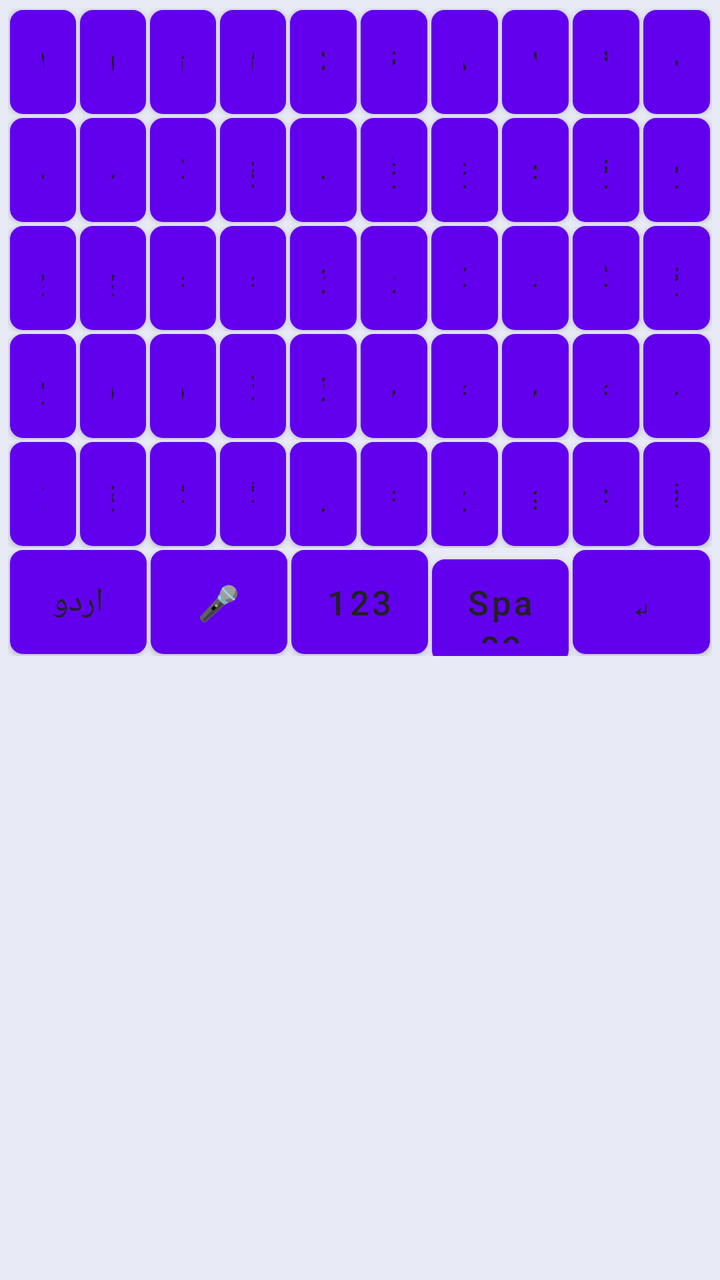
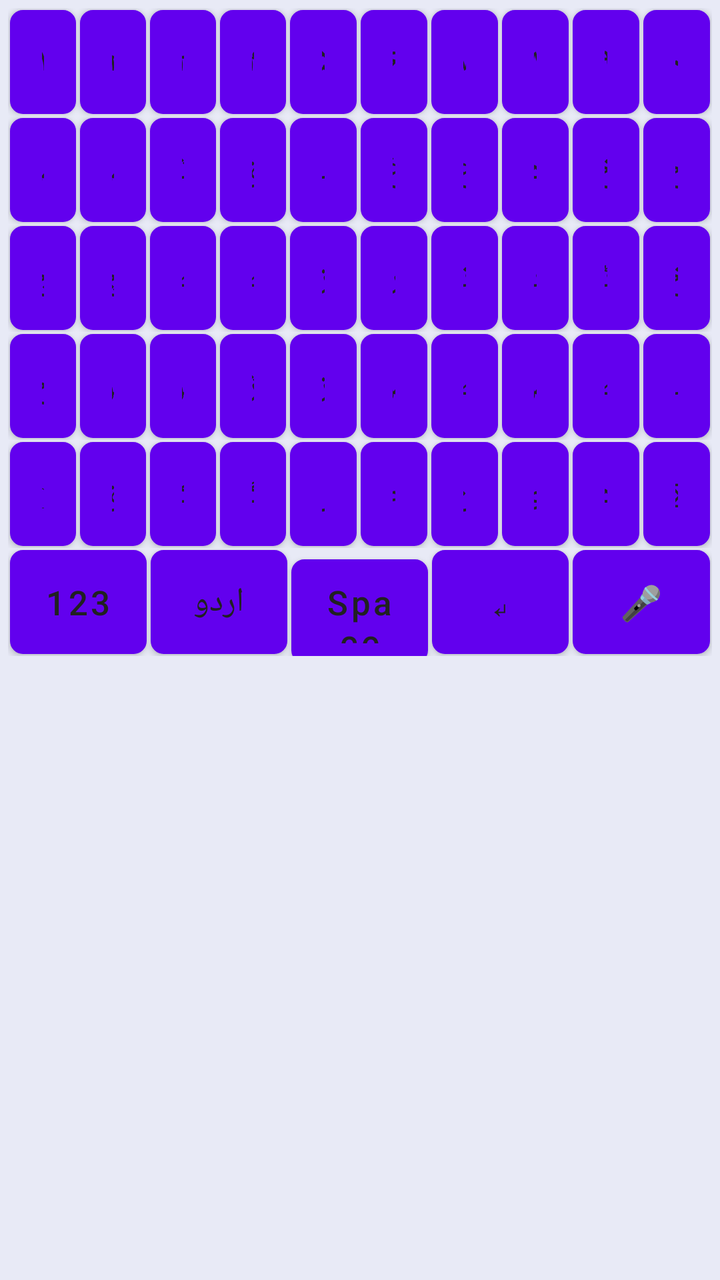

The first picture is an Android layout as it rendered before a commit; the second is the same layout after the commit. The layout source and the unified diff follow.
<!-- AndroidManifest.xml: fallback theme Theme.MaterialComponents.DayNight.NoActionBar -->
<!-- res/layout/keyboard_urdu.xml -->
<?xml version="1.0" encoding="utf-8"?>
<LinearLayout xmlns:android="http://schemas.android.com/apk/res/android"
    android:layout_width="match_parent"
    android:layout_height="wrap_content"
    android:background="#E8EAF6"
    android:clipToPadding="false"
    android:fitsSystemWindows="true"
    android:orientation="vertical"
    android:padding="4dp">

    <LinearLayout
        android:layout_width="match_parent"
        android:layout_height="wrap_content"
        android:orientation="horizontal">

        <Button android:id="@+id/urdu_key_num_1" style="@style/KeyboardButton" android:text="۱" />
        <Button android:id="@+id/urdu_key_num_2" style="@style/KeyboardButton" android:text="۲" />
        <Button android:id="@+id/urdu_key_num_3" style="@style/KeyboardButton" android:text="۳" />
        <Button android:id="@+id/urdu_key_num_4" style="@style/KeyboardButton" android:text="۴" />
        <Button android:id="@+id/urdu_key_num_5" style="@style/KeyboardButton" android:text="۵" />
        <Button android:id="@+id/urdu_key_num_6" style="@style/KeyboardButton" android:text="۶" />
        <Button android:id="@+id/urdu_key_num_7" style="@style/KeyboardButton" android:text="۷" />
        <Button android:id="@+id/urdu_key_num_8" style="@style/KeyboardButton" android:text="۸" />
        <Button android:id="@+id/urdu_key_num_9" style="@style/KeyboardButton" android:text="۹" />
        <Button android:id="@+id/urdu_key_num_0" style="@style/KeyboardButton" android:text="۰" />
    </LinearLayout>

    <LinearLayout
        android:layout_width="match_parent"
        android:layout_height="wrap_content"
        android:orientation="horizontal">

        <Button android:id="@+id/urdu_key_1" style="@style/KeyboardButton" android:text="ض" />
        <Button android:id="@+id/urdu_key_2" style="@style/KeyboardButton" android:text="ص" />
        <Button android:id="@+id/urdu_key_3" style="@style/KeyboardButton" android:text="ث" />
        <Button android:id="@+id/urdu_key_4" style="@style/KeyboardButton" android:text="ق" />
        <Button android:id="@+id/urdu_key_5" style="@style/KeyboardButton" android:text="ف" />
        <Button android:id="@+id/urdu_key_6" style="@style/KeyboardButton" android:text="غ" />
        <Button android:id="@+id/urdu_key_7" style="@style/KeyboardButton" android:text="ع" />
        <Button android:id="@+id/urdu_key_8" style="@style/KeyboardButton" android:text="ہ" />
        <Button android:id="@+id/urdu_key_9" style="@style/KeyboardButton" android:text="خ" />
        <Button android:id="@+id/urdu_key_10" style="@style/KeyboardButton" android:text="ح" />
    </LinearLayout>

    <LinearLayout
        android:layout_width="match_parent"
        android:layout_height="wrap_content"
        android:orientation="horizontal">

        <Button android:id="@+id/urdu_key_11" style="@style/KeyboardButton" android:text="ج" />
        <Button android:id="@+id/urdu_key_12" style="@style/KeyboardButton" android:text="چ" />
        <Button android:id="@+id/urdu_key_13" style="@style/KeyboardButton" android:text="ظ" />
        <Button android:id="@+id/urdu_key_14" style="@style/KeyboardButton" android:text="ط" />
        <Button android:id="@+id/urdu_key_15" style="@style/KeyboardButton" android:text="ز" />
        <Button android:id="@+id/urdu_key_16" style="@style/KeyboardButton" android:text="ر" />
        <Button android:id="@+id/urdu_key_17" style="@style/KeyboardButton" android:text="ذ" />
        <Button android:id="@+id/urdu_key_18" style="@style/KeyboardButton" android:text="د" />
        <Button android:id="@+id/urdu_key_19" style="@style/KeyboardButton" android:text="ڈ" />
        <Button android:id="@+id/urdu_key_20" style="@style/KeyboardButton" android:text="خ" />
    </LinearLayout>

    <LinearLayout
        android:layout_width="match_parent"
        android:layout_height="wrap_content"
        android:orientation="horizontal">

        <Button android:id="@+id/urdu_key_21" style="@style/KeyboardButton" android:text="ح" />
        <Button android:id="@+id/urdu_key_22" style="@style/KeyboardButton" android:text="ش" />
        <Button android:id="@+id/urdu_key_23" style="@style/KeyboardButton" android:text="س" />
        <Button android:id="@+id/urdu_key_24" style="@style/KeyboardButton" android:text="ژ" />
        <Button android:id="@+id/urdu_key_25" style="@style/KeyboardButton" android:text="ز" />
        <Button android:id="@+id/urdu_key_26" style="@style/KeyboardButton" android:text="ص" />
        <Button android:id="@+id/urdu_key_27" style="@style/KeyboardButton" android:text="ط" />
        <Button android:id="@+id/urdu_key_28" style="@style/KeyboardButton" android:text="ض" />
        <Button android:id="@+id/urdu_key_29" style="@style/KeyboardButton" android:text="ظ" />
        <Button android:id="@+id/urdu_key_30" style="@style/KeyboardButton" android:text="ف" />
    </LinearLayout>

    <LinearLayout
        android:layout_width="match_parent"
        android:layout_height="wrap_content"
        android:orientation="horizontal">

        <Button android:id="@+id/urdu_key_shift" style="@style/KeyboardButton" android:text="⇧" />
        <Button android:id="@+id/urdu_key_31" style="@style/KeyboardButton" android:text="ق" />
        <Button android:id="@+id/urdu_key_32" style="@style/KeyboardButton" android:text="ک" />
        <Button android:id="@+id/urdu_key_33" style="@style/KeyboardButton" android:text="گ" />
        <Button android:id="@+id/urdu_key_34" style="@style/KeyboardButton" android:text="ل" />
        <Button android:id="@+id/urdu_key_35" style="@style/KeyboardButton" android:text="م" />
        <Button android:id="@+id/urdu_key_36" style="@style/KeyboardButton" android:text="ن" />
        <Button android:id="@+id/urdu_key_37" style="@style/KeyboardButton" android:text="و" />
        <Button android:id="@+id/urdu_key_38" style="@style/KeyboardButton" android:text="ہ" />
        <Button android:id="@+id/urdu_backspace" style="@style/KeyboardButton" android:text="⌫" />
    </LinearLayout>

    <LinearLayout
        android:layout_width="match_parent"
        android:layout_height="wrap_content"
        android:orientation="horizontal">

        <Button android:id="@+id/urdu_key_language" style="@style/KeyboardButton" android:text="اردو" />
        <Button android:id="@+id/urdu_key_voice" style="@style/KeyboardButton" android:text="🎤" />
        <Button android:id="@+id/urdu_key_symbols" style="@style/KeyboardButton" android:text="123" />
        <Button android:id="@+id/urdu_key_space" style="@style/KeyboardButton" android:text="Space" />
        <Button android:id="@+id/urdu_key_enter" style="@style/KeyboardButton" android:text="↵" />
    </LinearLayout>

</LinearLayout>
<!-- resources referenced by this layout -->
<resources>
  <style name="KeyboardButton">
          <item name="android:layout_width">0dp</item>
          <item name="android:layout_height">52dp</item>
          <item name="android:layout_weight">1</item>
          <item name="android:layout_margin">1dp</item>
          <item name="android:background">@drawable/key_background</item>
          <item name="android:textColor">#212121</item>
          <item name="android:textSize">17sp</item>
          <item name="android:textAllCaps">false</item>
          <item name="android:gravity">center</item>
          <item name="android:clickable">true</item>
          <item name="android:focusable">true</item>
      </style>
  <!-- drawable key_background (drawable) -->
  <?xml version="1.0" encoding="utf-8"?>
  <selector xmlns:android="http://schemas.android.com/apk/res/android">
      
      <item android:state_pressed="true">
          <shape android:shape="rectangle">
              <solid android:color="#E0E0E0" />
              <corners android:radius="6dp" />
              <stroke
                  android:width="1dp"
                  android:color="#BDBDBD" />
              <padding
                  android:left="8dp"
                  android:top="8dp"
                  android:right="8dp"
                  android:bottom="8dp" />
          </shape>
      </item>
      
      
      <item>
          <shape android:shape="rectangle">
              <solid android:color="#FFFFFF" />
              <corners android:radius="6dp" />
              <stroke
                  android:width="1dp"
                  android:color="#E0E0E0" />
              <padding
                  android:left="8dp"
                  android:top="8dp"
                  android:right="8dp"
                  android:bottom="8dp" />
          </shape>
      </item>
  </selector>
</resources>

<!-- the commit's change to res/layout/keyboard_urdu.xml (unified diff, before → after) -->
@@ -98,11 +98,11 @@
         android:layout_height="wrap_content"
         android:orientation="horizontal">
 
+        <Button android:id="@+id/urdu_key_symbols" style="@style/KeyboardButton" android:text="123" />
         <Button android:id="@+id/urdu_key_language" style="@style/KeyboardButton" android:text="اردو" />
-        <Button android:id="@+id/urdu_key_voice" style="@style/KeyboardButton" android:text="🎤" />
-        <Button android:id="@+id/urdu_key_symbols" style="@style/KeyboardButton" android:text="123" />
         <Button android:id="@+id/urdu_key_space" style="@style/KeyboardButton" android:text="Space" />
         <Button android:id="@+id/urdu_key_enter" style="@style/KeyboardButton" android:text="↵" />
+        <Button android:id="@+id/urdu_key_voice" style="@style/KeyboardButton" android:text="🎤" />
     </LinearLayout>
 
 </LinearLayout>
